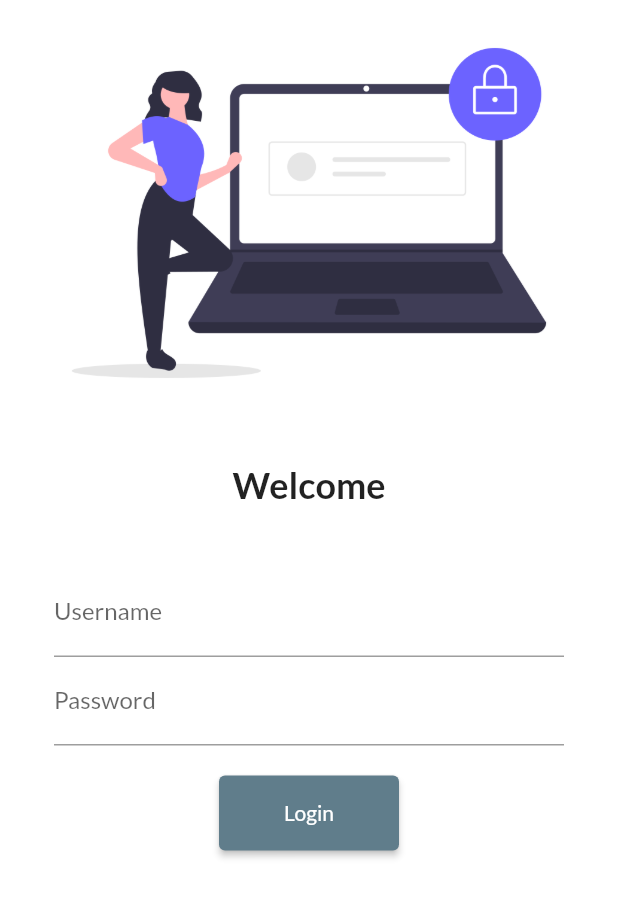
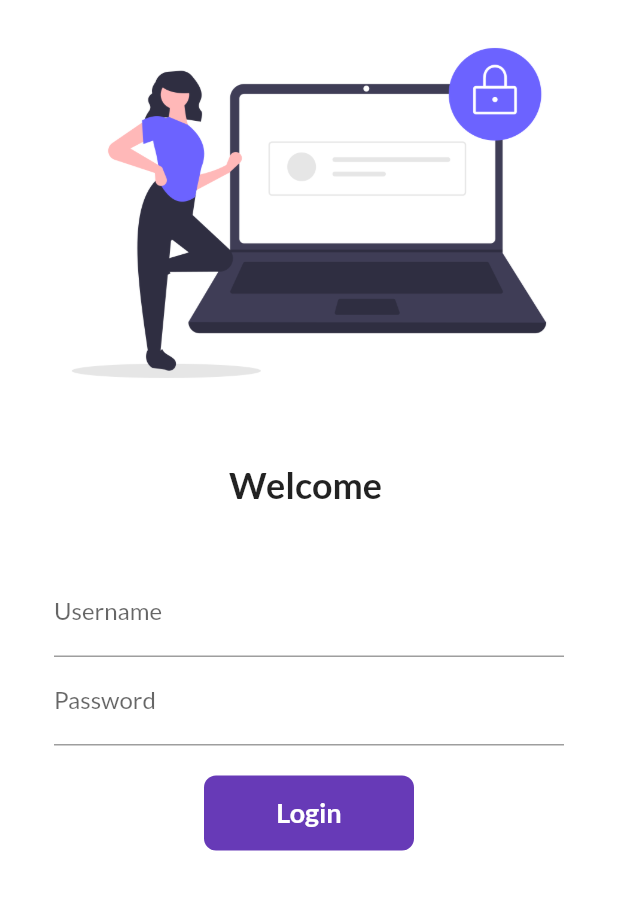
Before and after one commit to nothing-available/Flutter_tutorial, a Flutter app: the screen it shows after launch, on a phone screen of 412 x 824 dp. Shown: the top 897 px of the screen. Run offline on Flutter 3.47's test engine with Material 2 defaults, Android fonts, the phone set to English and light mode, and no system bars; our stand-ins replace google_fonts.

Commit message:
day 2 complete

```diff
--- a/lib/pages/loginpage.dart
+++ b/lib/pages/loginpage.dart
@@ -1,10 +1,18 @@
-// ignore_for_file: prefer_const_constructors
+// ignore_for_file: prefer_const_constructors, use_build_context_synchronously
 
 import 'package:flutter/material.dart';
 import 'package:flutter_application_1/utils/route.dart';
 
-class LoginPage extends StatelessWidget {
+class LoginPage extends StatefulWidget {
   const LoginPage({super.key});
+
+  @override
+  State<LoginPage> createState() => _LoginPageState();
+}
+
+class _LoginPageState extends State<LoginPage> {
+  String name = "";
+  bool changedButton = false;
 
   @override
   Widget build(BuildContext context) {
@@ -21,7 +29,7 @@ class LoginPage extends StatelessWidget {
               height: 25.0,
             ),
             Text(
-              "Welcome",
+              "Welcome $name",
               style: TextStyle(
                 fontSize: 24,
                 fontWeight: FontWeight.bold,
@@ -40,6 +48,10 @@ class LoginPage extends StatelessWidget {
                       hintText: "Enter Username",
                       labelText: "Username",
                     ),
+                    onChanged: (value) {
+                      name = value;
+                      setState(() {});
+                    },
                   ),
                   TextFormField(
                     obscureText: true,
@@ -51,13 +63,45 @@ class LoginPage extends StatelessWidget {
                   SizedBox(
                     height: 20.0,
                   ),
-                  ElevatedButton(
+                  InkWell(
+                    onTap: () async {
+                      setState(() {
+                        changedButton = true;
+                      });
+                      await Future.delayed(Duration(seconds: 1));
+                      Navigator.pushNamed(context, MyRoutes.homeRoute);
+                    },
+
+                    child: AnimatedContainer(
+                      duration: Duration(seconds: 1),
+                      width: changedButton ? 80: 140,
+                      height: 50,
+                      alignment: Alignment.center,
+                      decoration: BoxDecoration(
+                        color: Colors.deepPurple,
+                        borderRadius: BorderRadius.circular(8),
+                      ),
+                      child: changedButton ? Icon(
+                        Icons.done_sharp,
+                        color: Colors.white,
+                        ):
+                        Text(
+                        "Login",
+                        style: TextStyle(
+                          color: Colors.white,
+                          fontWeight: FontWeight.bold,
+                          fontSize: 18,
+                        ),
+                      ),
+                    ),
+                  ),
+                  /*ElevatedButton(
                     child: Text("Login"),
                     style: TextButton.styleFrom(minimumSize: Size(120, 50)),
                     onPressed: () {
                       Navigator.pushNamed(context, MyRoutes.homeRoute);
                     },
-                  )
+                  ),*/
                 ],
               ),
             ),
```
